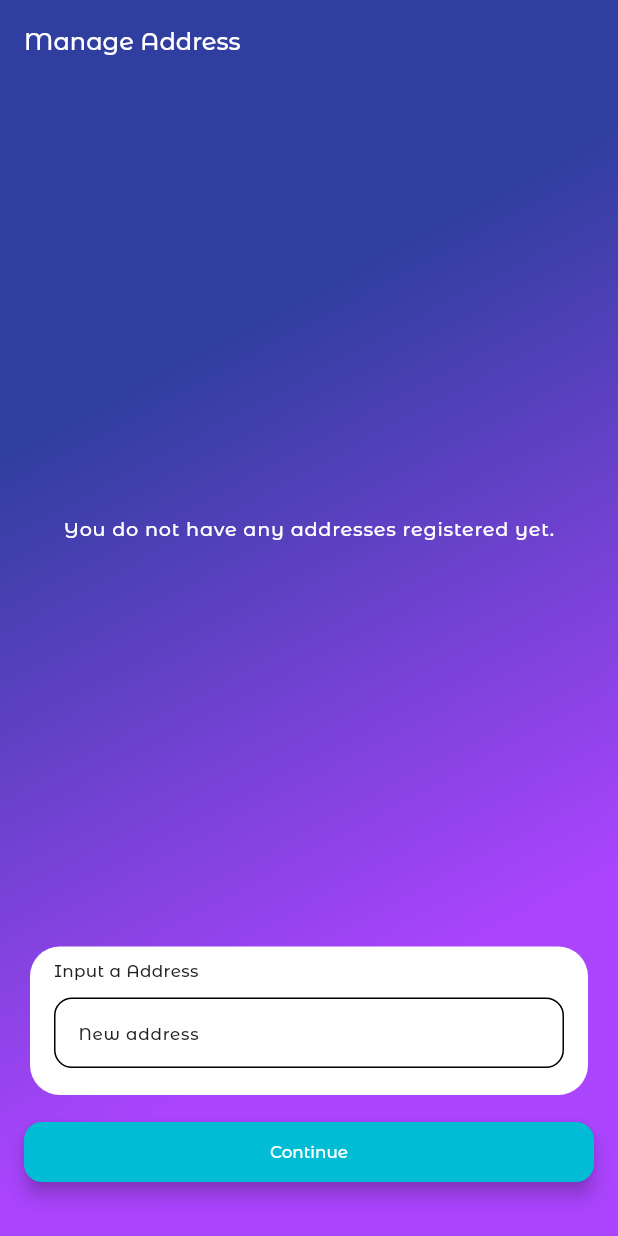
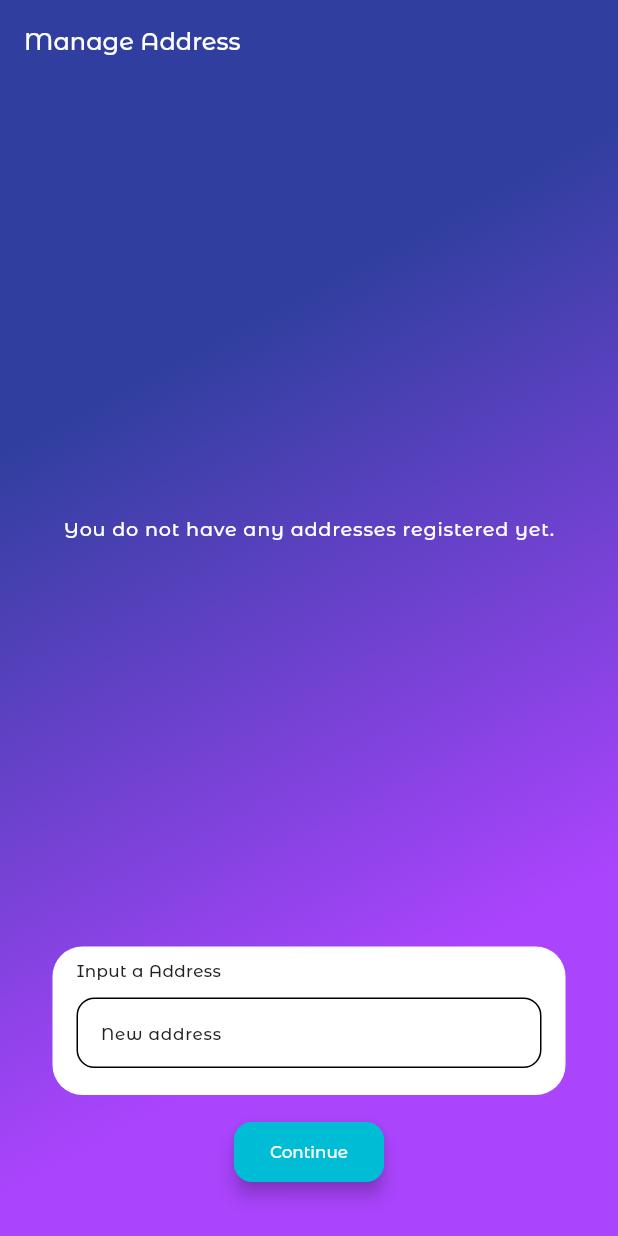
Before and after one commit to wdavid73/my_users_app, a Flutter app: the ManageAddressScreen screen opened by its route, on a phone screen of 412 x 824 dp. Run offline on Flutter 3.47's test engine with Material 3 defaults, Android fonts, the phone set to English and light mode, and no system bars; our stand-ins replace animate_do, dio, equatable, fluentui_system_icons, flutter_bloc, flutter_secure_storage and 9 more; accounts and stored records are empty; project files that could hold a hidden picture were left out.

Commit message:
:iphone: adjustment in responsive

```diff
--- a/lib/config/theme/light_theme.dart
+++ b/lib/config/theme/light_theme.dart
@@ -70,7 +70,7 @@ class LightTheme {
       floatingActionButtonTheme: _baseFABTheme,
       iconButtonTheme: getBaseIconButtonTheme(
         iconColorResolver: _resolveColorStatusWith,
-        iconSize: context.dp(3),
+        iconSize: context.dp(1.8),
       ),
       drawerTheme: _baseDrawerTheme,
       listTileTheme: _baseListTileTheme,
--- a/lib/ui/screens/user/manage_address_screen.dart
+++ b/lib/ui/screens/user/manage_address_screen.dart
@@ -22,6 +22,7 @@ class ManageAddressScreen extends StatelessWidget {
       appBar: AppBar(
         title: Text("Manage Address"),
       ),
+      scaffoldBackgroundColor: ColorTheme.secondaryColor,
       child: Container(
         decoration: BoxDecoration(
           gradient: LinearGradient(
@@ -71,7 +72,11 @@ class _BodyState extends State<_Body> {
       children: [
         Expanded(child: AddressList()),
         const Gap(10),
-        Card(
+        Container(
+          constraints: BoxConstraints(
+            maxWidth: 350,
+          ),
+          child: Card(
             child: Padding(
               padding: const EdgeInsets.symmetric(horizontal: 16, vertical: 8),
               child: Column(
@@ -89,9 +94,12 @@ class _BodyState extends State<_Body> {
               ),
             ),
           ),
+        ),
         const Gap(10),
-        SizedBox(
-          width: context.width,
+        Container(
+          constraints: BoxConstraints(
+            maxWidth: 350,
+          ),
           child: CustomButton(
             onPressed: () {
               bool isValid = cubit.saveAddress();
--- a/lib/ui/screens/user/register_user_screen.dart
+++ b/lib/ui/screens/user/register_user_screen.dart
@@ -20,6 +20,7 @@ class RegisterUserScreen extends StatelessWidget {
         ),
         centerTitle: true,
       ),
+      scaffoldBackgroundColor: ColorTheme.secondaryColor,
       child: Container(
         decoration: BoxDecoration(
           gradient: LinearGradient(
@@ -72,7 +73,9 @@ class _FormContainer extends StatelessWidget {
   Widget build(BuildContext context) {
     final cubit = context.read<RegisterUserCubit>();
     final state = context.watch<RegisterUserCubit>().state;
-    return Card(
+    return Container(
+      constraints: BoxConstraints(maxWidth: 350),
+      child: Card(
         elevation: 4.0,
         child: Padding(
           padding: const EdgeInsets.all(16.0),
@@ -119,6 +122,7 @@ class _FormContainer extends StatelessWidget {
             ],
           ),
         ),
+      ),
     );
   }
 }
--- a/lib/ui/widgets/adaptive_scaffold.dart
+++ b/lib/ui/widgets/adaptive_scaffold.dart
@@ -42,7 +42,7 @@ class AdaptiveScaffold extends StatelessWidget {
   @override
   Widget build(BuildContext context) {
     return Scaffold(
-      appBar: context.orientation == Orientation.portrait ? appBar : null,
+      appBar: appBar,
       backgroundColor: scaffoldBackgroundColor,
       drawer: (context.width < 900 && drawer != null) ? drawer : null,
       body: LayoutBuilder(
@@ -83,7 +83,7 @@ class AdaptiveScaffold extends StatelessWidget {
         deviceType == DeviceType.other) {
       return _ExpandedLayout(
         navigationDrawer: navigationDrawer,
-        child: expandedLayout!,
+        child: expandedLayout ?? _CompactLayout(child: child),
       );
     }
 
@@ -91,7 +91,7 @@ class AdaptiveScaffold extends StatelessWidget {
         deviceType == DeviceType.tablet) {
       return _MediumLayout(
         navigationRail: navigationRail,
-        child: mediumLayout!,
+        child: mediumLayout ?? _CompactLayout(child: child),
       );
     }
 
```
Also changed, not shown: lib/config/startup/app_initializer.dart (+4 -3 lines), lib/ui/screens/user/summary_screen.dart (+89 -21 lines). Lines whose indentation alone changed are shown as unchanged.
